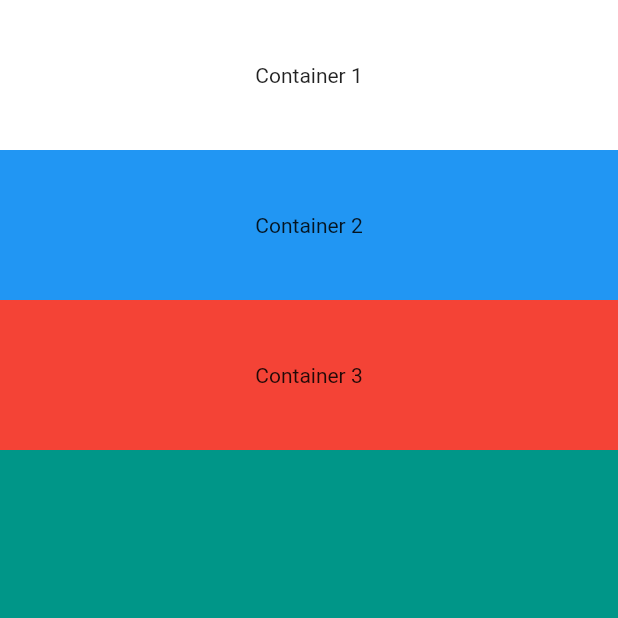
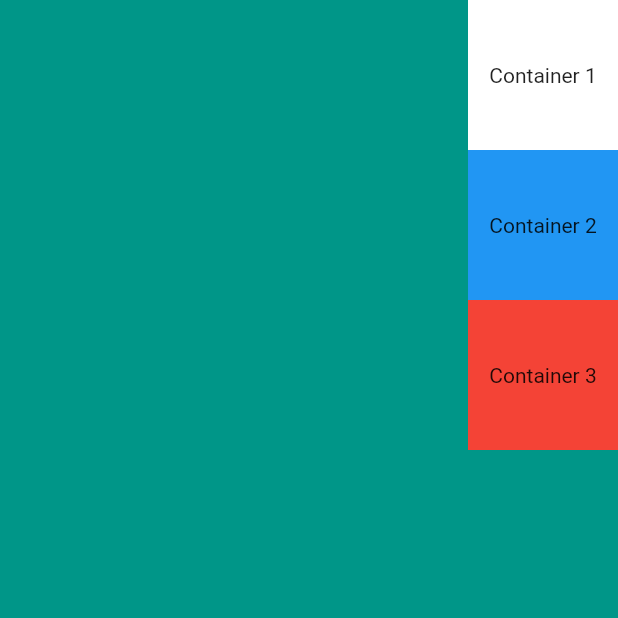
Before and after one commit to kulkarni-anurag/micard_app, a Flutter app: the screen it shows after launch, on a phone screen of 412 x 824 dp, the top half of it. Run offline on Flutter 3.47's test engine with Material 2 defaults, Android fonts, the phone set to English and light mode, and no system bars.

Commit message:
Containers positioned to extreme right

```diff
--- a/lib/main.dart
+++ b/lib/main.dart
@@ -14,7 +14,7 @@ class MyApp extends StatelessWidget {
         backgroundColor: Colors.teal,
         body: SafeArea(
           child: Column(
-            crossAxisAlignment: CrossAxisAlignment.stretch,
+            crossAxisAlignment: CrossAxisAlignment.end,
             children: <Widget>[
               Container(
                 height: 100.0,
@@ -26,7 +26,7 @@ class MyApp extends StatelessWidget {
               ),
               Container(
                 height: 100.0,
-                width: 300.0,
+                width: 100.0,
                 color: Colors.blue,
                 child: Center(
                   child: Text('Container 2'),
@@ -40,6 +40,9 @@ class MyApp extends StatelessWidget {
                   child: Text('Container 3'),
                 ),
               ),
+              Container(
+                width: double.infinity,
+              ),
             ],
           ),
         ),
```
